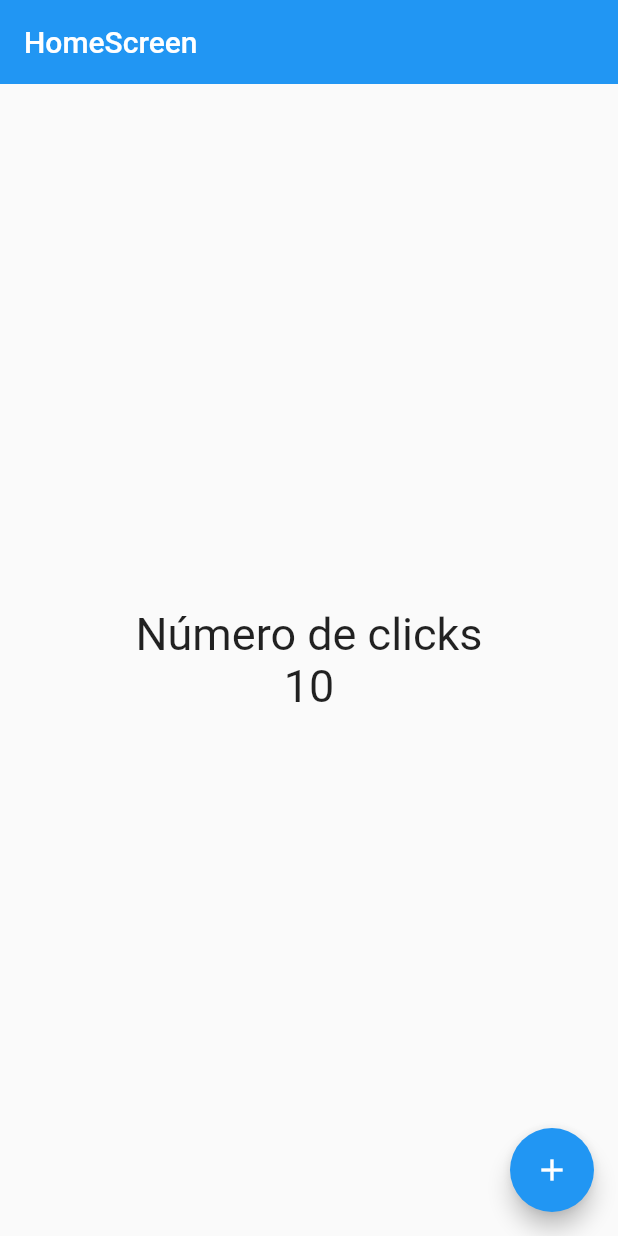
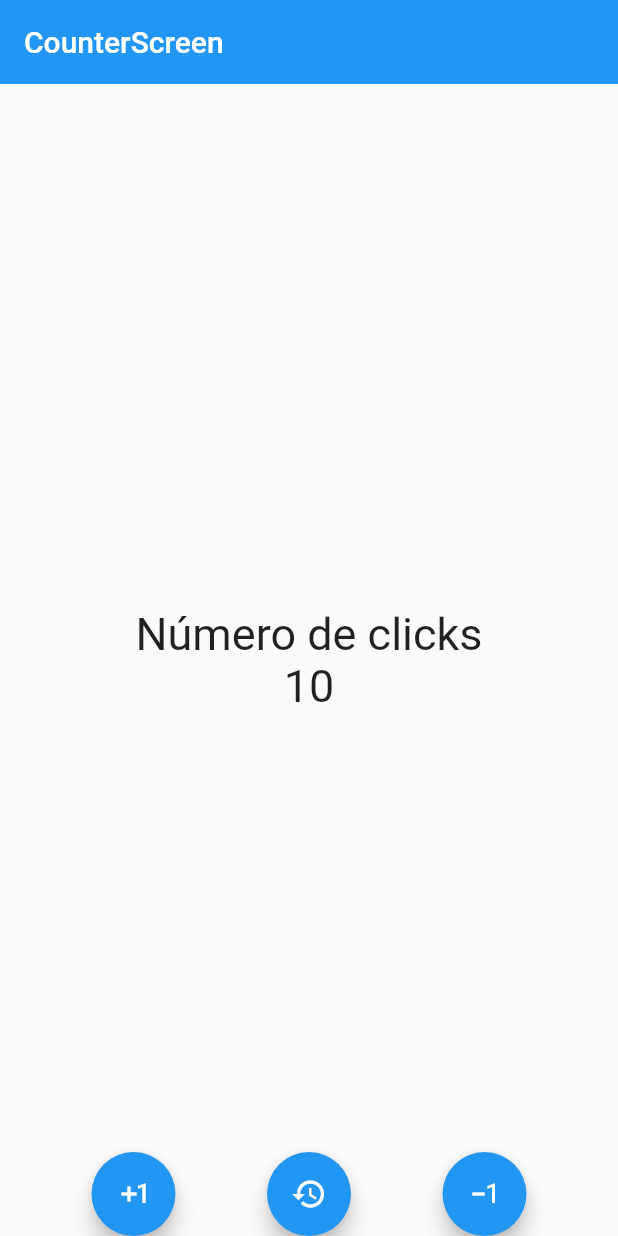
Before and after one commit to olvera93/counter_app, a Flutter app: the screen it shows after launch, on a phone screen of 412 x 824 dp. Run offline on Flutter 3.47's test engine with Material 2 defaults, Android fonts, the phone set to English and light mode, and no system bars.

Commit message:
[FINISH] The app was finished

```diff
--- a/lib/main.dart
+++ b/lib/main.dart
@@ -1,4 +1,5 @@
-import 'package:counter_app/screens/home_screen.dart';
+import 'package:counter_app/screens/counter_screen.dart';
+//import 'package:counter_app/screens/home_screen.dart';
 import 'package:flutter/material.dart';
 
 void main() {
@@ -11,6 +12,8 @@ class MyApp extends StatelessWidget {
   @override
   Widget build(BuildContext context) {
     return const MaterialApp(
-        debugShowCheckedModeBanner: false, home: HomeScreen());
+        debugShowCheckedModeBanner: false,
+        //home: HomeScreen());
+        home: CounterScreen());
   }
 }
--- /dev/null
+++ b/lib/screens/counter_screen.dart
@@ -0,0 +1,87 @@
+import 'package:flutter/material.dart';
+
+class CounterScreen extends StatefulWidget {
+  const CounterScreen({Key? key}) : super(key: key);
+
+  @override
+  State<CounterScreen> createState() => _CounterScreenState();
+}
+
+class _CounterScreenState extends State<CounterScreen> {
+  int counter = 10;
+
+  void increase() {
+    counter++;
+    setState(() {});
+  }
+
+  void decrease() {
+    counter--;
+    setState(() {});
+  }
+
+  void reset() {
+    counter = 0;
+    setState(() {});
+  }
+
+  @override
+  Widget build(BuildContext context) {
+    const fontSize = TextStyle(fontSize: 30);
+
+    return Scaffold(
+      appBar: AppBar(
+        title: const Text('CounterScreen'),
+        elevation: 0,
+      ),
+      body: Center(
+        child: Column(
+          mainAxisAlignment: MainAxisAlignment.center,
+          children: <Widget>[
+            const Text(
+              'Número de clicks',
+              style: fontSize,
+            ),
+            Text('$counter', style: fontSize),
+          ],
+        ),
+      ),
+      floatingActionButtonLocation: FloatingActionButtonLocation.centerDocked,
+      floatingActionButton: CustomFloatingActions(
+        increaseFn: increase,
+        decreaseFn: decrease,
+        resetFn: reset,
+      ),
+    );
+  }
+}
+
+class CustomFloatingActions extends StatelessWidget {
+  final Function increaseFn;
+  final Function decreaseFn;
+  final Function resetFn;
+  const CustomFloatingActions({
+    Key? key,
+    required this.increaseFn,
+    required this.decreaseFn,
+    required this.resetFn,
+  }) : super(key: key);
+
+  @override
+  Widget build(BuildContext context) {
+    return Row(
+      mainAxisAlignment: MainAxisAlignment.spaceEvenly,
+      children: [
+        FloatingActionButton(
+            child: const Icon(Icons.exposure_plus_1_outlined),
+            onPressed: () => increaseFn()),
+        FloatingActionButton(
+            child: const Icon(Icons.restore), onPressed: () => resetFn()),
+        FloatingActionButton(
+          child: const Icon(Icons.exposure_minus_1_outlined),
+          onPressed: () => decreaseFn(),
+        ),
+      ],
+    );
+  }
+}
--- a/lib/screens/home_screen.dart
+++ b/lib/screens/home_screen.dart
@@ -6,6 +6,7 @@ class HomeScreen extends StatelessWidget {
   @override
   Widget build(BuildContext context) {
     const fontSize = TextStyle(fontSize: 30);
+    int counter = 10;
 
     return Scaffold(
       appBar: AppBar(
@@ -15,18 +16,21 @@ class HomeScreen extends StatelessWidget {
       body: Center(
         child: Column(
           mainAxisAlignment: MainAxisAlignment.center,
-          children: const <Widget>[
-            Text(
+          children: <Widget>[
+            const Text(
               'Número de clicks',
               style: fontSize,
             ),
-            Text('10', style: fontSize),
+            Text('$counter', style: fontSize),
           ],
         ),
       ),
+      //floatingActionButtonLocation: FloatingActionButtonLocation.centerDocked,
       floatingActionButton: FloatingActionButton(
         child: const Icon(Icons.add),
-        onPressed: () {},
+        onPressed: () {
+          counter++;
+        },
       ),
     );
   }
```
